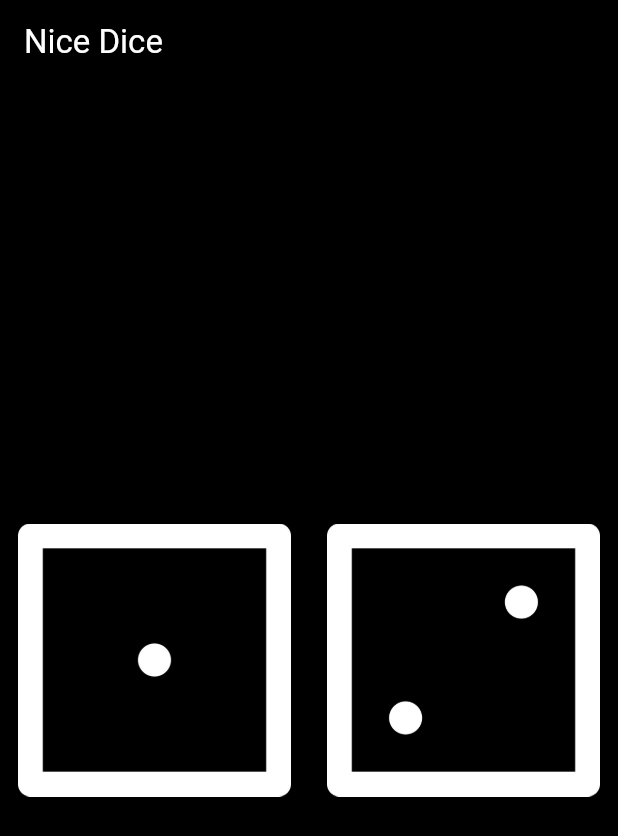
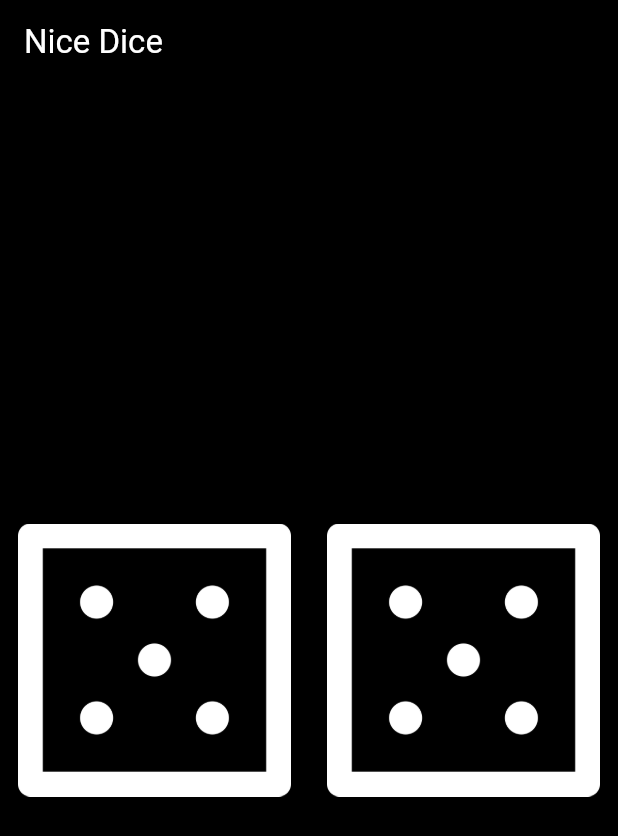
Before and after one commit to jeremejazz/nicedice, a Flutter app: the screen it shows after launch, on a phone screen of 412 x 824 dp. Shown: the top 836 px of the screen. Run offline on Flutter 3.47's test engine with Material 3 defaults, Android fonts, the light colour scheme and no system bars.

Commit message:
chore: add dice roll

```diff
--- a/lib/src/app.dart
+++ b/lib/src/app.dart
@@ -13,6 +13,7 @@ class NiceDice extends StatelessWidget {
         backgroundColor: Colors.black,
         appBar: AppBar( title: Text("Nice Dice"), foregroundColor: Colors.white,  backgroundColor: Colors.black,),
         body: DicePage(),
+
         ),
       );
 
--- a/lib/src/pages/dice_page.dart
+++ b/lib/src/pages/dice_page.dart
@@ -1,23 +1,67 @@
+import 'dart:math';
+
 import 'package:flutter/material.dart';
 
-class DicePage extends StatelessWidget {
+
+class DicePage extends StatefulWidget {
   const DicePage({super.key});
+
+  @override
+  State<DicePage> createState() => _DicePageState();
+}
+
+class _DicePageState extends State<DicePage> {
+
+int leftDiceNumber = 1;
+int rightDiceNumber = 1;
+
+(int, int) roll() {
+  return (Random().nextInt(6) + 1, Random().nextInt(6) + 1);
+}
+
+void rollDice() {
+  setState(() {
+    var (left, right) = roll();
+    leftDiceNumber = left;
+    rightDiceNumber = right;
+  });
+}
+
+
+@override
+  void initState() {
+  rollDice();
+    super.initState();
+  }
 
   @override
   Widget build(BuildContext context) {
     return Center(
-      child: Row(
-        children: <Widget>[
+      child: Column(
+        children: [
           Expanded(
-              child: TextButton(
-                  onPressed: () {},
-                  child: Image.asset('assets/images/dice/dice1.png'))),
+            flex: 12,
+            child: Row(
+            children: <Widget>[
+              Expanded(
+                  child: TextButton(
+                      style: TextButton.styleFrom(
+                        splashFactory: NoSplash.splashFactory,
+                      ),
+                      onPressed: rollDice,
+                      child: Image.asset('assets/images/dice/dice$leftDiceNumber.png'))),
 
-          Expanded(
-              child: TextButton(
-                  onPressed: () {},
-                  child: Image.asset('assets/images/dice/dice2.png')))
-          // Image(image: AssetImage('assets/images/dice/dice1.png'), width: 100,)
+              Expanded(
+                  child: TextButton(
+                      style: TextButton.styleFrom(
+                        splashFactory: NoSplash.splashFactory,
+                      ),
+                      onPressed: rollDice ,
+                      child: Image.asset('assets/images/dice/dice$rightDiceNumber.png')))
+             ],
+                    ),
+          ),
+
         ],
       ),
     );
```
Also changed, not shown: 1 other file.
